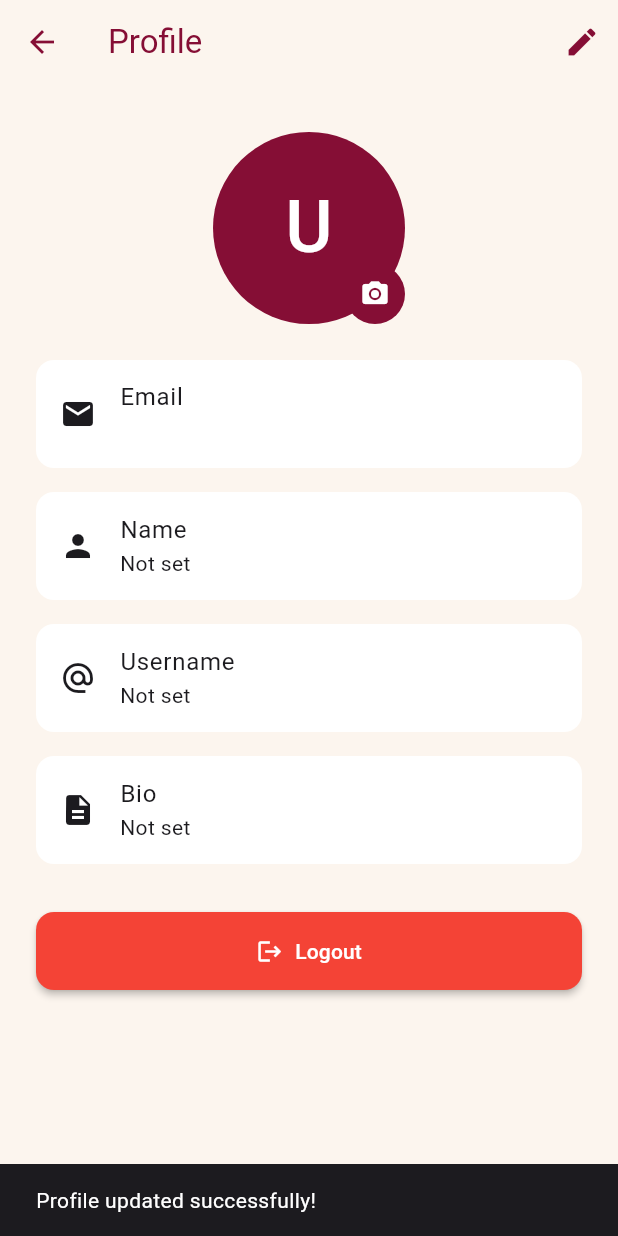
After one commit to nathanlobo/linkhub, a Flutter app: the ProfileScreen screen opened directly, after a tap on the "edit" icon, after a tap on "Save", on a phone screen of 412 x 824 dp. The commit adds this screen. Run offline on Flutter 3.47's test engine with Material 3 defaults, Android fonts, the phone set to English and light mode, and no system bars; our stand-ins replace cached_network_image, cloud_firestore, firebase_auth, firebase_core, firebase_storage, flutter_riverpod and 2 more; missing offline and left inert: receive_sharing_intent; accounts and stored records are empty; network calls fail; statements that could not run were skipped.

Commit message:
added profile tab but Add profile photo not working

```diff
--- /dev/null
+++ b/lib/features/profile/profile_screen.dart
@@ -0,0 +1,348 @@
+import 'dart:io';
+import 'package:flutter/material.dart';
+import 'package:flutter_riverpod/flutter_riverpod.dart';
+import 'package:image_picker/image_picker.dart';
+import 'package:firebase_storage/firebase_storage.dart';
+import '../auth/auth_controller.dart';
+import '../shared/providers/firestore_providers.dart';
+
+class ProfileScreen extends ConsumerStatefulWidget {
+  const ProfileScreen({super.key});
+
+  @override
+  ConsumerState<ProfileScreen> createState() => _ProfileScreenState();
+}
+
+class _ProfileScreenState extends ConsumerState<ProfileScreen> {
+  final _nameController = TextEditingController();
+  final _usernameController = TextEditingController();
+  final _bioController = TextEditingController();
+  bool _isEditing = false;
+  bool _isUploading = false;
+
+  @override
+  void dispose() {
+    _nameController.dispose();
+    _usernameController.dispose();
+    _bioController.dispose();
+    super.dispose();
+  }
+
+  Future<void> _pickAndUploadImage() async {
+    final user = ref.read(authStateProvider).value;
+    if (user == null) return;
+
+    try {
+      final picker = ImagePicker();
+      final image = await picker.pickImage(
+        source: ImageSource.gallery,
+        maxWidth: 512,
+        maxHeight: 512,
+        imageQuality: 75,
+      );
+
+      if (image == null) return;
+
+      setState(() => _isUploading = true);
+
+      // Upload to Firebase Storage
+      final storageRef = FirebaseStorage.instance
+          .ref()
+          .child('profile_images')
+          .child('${user.uid}.jpg');
+
+      await storageRef.putFile(File(image.path));
+      final imageUrl = await storageRef.getDownloadURL();
+
+      // Update Firestore
+      await ref.read(firestoreServiceProvider).updateUserProfile(
+            user.uid,
+            profileImageUrl: imageUrl,
+          );
+
+      if (mounted) {
+        ScaffoldMessenger.of(context).showSnackBar(
+          const SnackBar(content: Text('Profile picture updated!')),
+        );
+      }
+    } catch (e) {
+      if (mounted) {
+        ScaffoldMessenger.of(context).showSnackBar(
+          SnackBar(content: Text('Error uploading image: $e')),
+        );
+      }
+    } finally {
+      if (mounted) {
+        setState(() => _isUploading = false);
+      }
+    }
+  }
+
+  Future<void> _saveProfile() async {
+    final user = ref.read(authStateProvider).value;
+    if (user == null) return;
+
+    try {
+      await ref.read(firestoreServiceProvider).updateUserProfile(
+            user.uid,
+            name: _nameController.text.trim(),
+            username: _usernameController.text.trim(),
+            bio: _bioController.text.trim(),
+          );
+
+      setState(() => _isEditing = false);
+
+      if (mounted) {
+        ScaffoldMessenger.of(context).showSnackBar(
+          const SnackBar(content: Text('Profile updated successfully!')),
+        );
+      }
+    } catch (e) {
+      if (mounted) {
+        ScaffoldMessenger.of(context).showSnackBar(
+          SnackBar(content: Text('Error updating profile: $e')),
+        );
+      }
+    }
+  }
+
+  void _showLogoutDialog() {
+    showDialog(
+      context: context,
+      builder: (context) => AlertDialog(
+        title: const Text('Logout'),
+        content: const Text('Are you sure you want to logout?'),
+        actions: [
+          TextButton(
+            onPressed: () => Navigator.pop(context),
+            child: const Text('Cancel'),
+          ),
+          TextButton(
+            onPressed: () {
+              Navigator.pop(context);
+              ref.read(authControllerProvider.notifier).signOut();
+            },
+            style: TextButton.styleFrom(foregroundColor: Colors.red),
+            child: const Text('Logout'),
+          ),
+        ],
+      ),
+    );
+  }
+
+  @override
+  Widget build(BuildContext context) {
+    final user = ref.watch(authStateProvider).value;
+
+    if (user == null) {
+      return const Scaffold(
+        body: Center(child: Text('Not logged in')),
+      );
+    }
+
+    return Scaffold(
+      appBar: AppBar(
+        title: const Text('Profile'),
+        actions: [
+          if (!_isEditing)
+            IconButton(
+              icon: const Icon(Icons.edit),
+              onPressed: () => setState(() => _isEditing = true),
+            )
+          else
+            TextButton(
+              onPressed: _saveProfile,
+              child: const Text('Save'),
+            ),
+        ],
+      ),
+      body: StreamBuilder<Map<String, dynamic>>(
+        stream: ref.read(firestoreServiceProvider).getUserProfileStream(user.uid),
+        builder: (context, snapshot) {
+          if (snapshot.connectionState == ConnectionState.waiting) {
+            return const Center(child: CircularProgressIndicator());
+          }
+
+          final profile = snapshot.data ?? {};
+          final name = profile['name'] ?? '';
+          final username = profile['username'] ?? '';
+          final bio = profile['bio'] ?? '';
+          final profileImageUrl = profile['profileImageUrl'];
+
+          // Initialize controllers when not editing
+          if (!_isEditing) {
+            _nameController.text = name;
+            _usernameController.text = username;
+            _bioController.text = bio;
+          }
+
+          return SingleChildScrollView(
+            child: Column(
+              children: [
+                const SizedBox(height: 32),
+                // Profile Picture
+                Stack(
+                  children: [
+                    CircleAvatar(
+                      radius: 64,
+                      backgroundColor: Theme.of(context).colorScheme.primary,
+                      backgroundImage: profileImageUrl != null
+                          ? NetworkImage(profileImageUrl)
+                          : null,
+                      child: profileImageUrl == null
+                          ? Text(
+                              name.isNotEmpty ? name[0].toUpperCase() : 'U',
+                              style: const TextStyle(fontSize: 48, color: Colors.white),
+                            )
+                          : null,
+                    ),
+                    if (_isUploading)
+                      Positioned.fill(
+                        child: Container(
+                          decoration: BoxDecoration(
+                            color: Colors.black54,
+                            shape: BoxShape.circle,
+                          ),
+                          child: const Center(
+                            child: CircularProgressIndicator(color: Colors.white),
+                          ),
+                        ),
+                      ),
+                    Positioned(
+                      bottom: 0,
+                      right: 0,
+                      child: CircleAvatar(
+                        backgroundColor: Theme.of(context).colorScheme.primary,
+                        child: IconButton(
+                          icon: const Icon(Icons.camera_alt, color: Colors.white, size: 20),
+                          onPressed: _isUploading ? null : _pickAndUploadImage,
+                        ),
+                      ),
+                    ),
+                  ],
+                ),
+                const SizedBox(height: 24),
+
+                // Email (read-only)
+                Padding(
+                  padding: const EdgeInsets.symmetric(horizontal: 24),
+                  child: ListTile(
+                    leading: const Icon(Icons.email),
+                    title: const Text('Email'),
+                    subtitle: Text(user.email ?? 'No email'),
+                    tileColor: Theme.of(context).colorScheme.surfaceContainerHighest,
+                    shape: RoundedRectangleBorder(
+                      borderRadius: BorderRadius.circular(12),
+                    ),
+                  ),
+                ),
+                const SizedBox(height: 16),
+
+                // Name
+                Padding(
+                  padding: const EdgeInsets.symmetric(horizontal: 24),
+                  child: _isEditing
+                      ? TextField(
+                          controller: _nameController,
+                          decoration: InputDecoration(
+                            labelText: 'Name',
+                            prefixIcon: const Icon(Icons.person),
+                            border: OutlineInputBorder(
+                              borderRadius: BorderRadius.circular(12),
+                            ),
+                          ),
+                        )
+                      : ListTile(
+                          leading: const Icon(Icons.person),
+                          title: const Text('Name'),
+                          subtitle: Text(name.isEmpty ? 'Not set' : name),
+                          tileColor: Theme.of(context).colorScheme.surfaceContainerHighest,
+                          shape: RoundedRectangleBorder(
+                            borderRadius: BorderRadius.circular(12),
+                          ),
+                        ),
+                ),
+                const SizedBox(height: 16),
+
+                // Username
+                Padding(
+                  padding: const EdgeInsets.symmetric(horizontal: 24),
+                  child: _isEditing
+                      ? TextField(
+                          controller: _usernameController,
+                          decoration: InputDecoration(
+                            labelText: 'Username',
+                            prefixIcon: const Icon(Icons.alternate_email),
+                            border: OutlineInputBorder(
+                              borderRadius: BorderRadius.circular(12),
+                            ),
+                          ),
+                        )
+                      : ListTile(
+                          leading: const Icon(Icons.alternate_email),
+                          title: const Text('Username'),
+                          subtitle: Text(username.isEmpty ? 'Not set' : username),
+                          tileColor: Theme.of(context).colorScheme.surfaceContainerHighest,
+                          shape: RoundedRectangleBorder(
+                            borderRadius: BorderRadius.circular(12),
+                          ),
+                        ),
+                ),
+                const SizedBox(height: 16),
+
+                // Bio
+                Padding(
+                  padding: const EdgeInsets.symmetric(horizontal: 24),
+                  child: _isEditing
+                      ? TextField(
+                          controller: _bioController,
+                          decoration: InputDecoration(
+                            labelText: 'Bio',
+                            prefixIcon: const Icon(Icons.description),
+                            border: OutlineInputBorder(
+                              borderRadius: BorderRadius.circular(12),
+                            ),
+                          ),
+                          maxLines: 3,
+                        )
+                      : ListTile(
+                          leading: const Icon(Icons.description),
+                          title: const Text('Bio'),
+                          subtitle: Text(bio.isEmpty ? 'Not set' : bio),
+                          tileColor: Theme.of(context).colorScheme.surfaceContainerHighest,
+                          shape: RoundedRectangleBorder(
+                            borderRadius: BorderRadius.circular(12),
+                          ),
+                        ),
+                ),
+                const SizedBox(height: 32),
+
+                // Logout Button
+                Padding(
+                  padding: const EdgeInsets.symmetric(horizontal: 24),
+                  child: SizedBox(
+                    width: double.infinity,
+                    child: ElevatedButton.icon(
+                      onPressed: _showLogoutDialog,
+                      icon: const Icon(Icons.logout),
+                      label: const Text('Logout'),
+                      style: ElevatedButton.styleFrom(
+                        backgroundColor: Colors.red,
+                        foregroundColor: Colors.white,
+                        padding: const EdgeInsets.symmetric(vertical: 16),
+                        shape: RoundedRectangleBorder(
+                          borderRadius: BorderRadius.circular(12),
+                        ),
+                      ),
+                    ),
+                  ),
+                ),
+                const SizedBox(height: 32),
+              ],
+            ),
+          );
+        },
+      ),
+    );
+  }
+}
--- /dev/null
+++ b/lib/features/shared/models/user_profile.dart
@@ -0,0 +1,69 @@
+import 'package:cloud_firestore/cloud_firestore.dart';
+
+/// Represents a user's profile information
+class UserProfile {
+  final String uid;
+  final String name;
+  final String username;
+  final String bio;
+  final String? profileImageUrl;
+  final DateTime createdAt;
+  final DateTime updatedAt;
+
+  UserProfile({
+    required this.uid,
+    required this.name,
+    required this.username,
+    required this.bio,
+    this.profileImageUrl,
+    required this.createdAt,
+    required this.updatedAt,
+  });
+
+  /// Create UserProfile from Firestore document
+  factory UserProfile.fromFirestore(DocumentSnapshot doc) {
+    final data = doc.data() as Map<String, dynamic>;
+    return UserProfile(
+      uid: doc.id,
+      name: data['name'] ?? '',
+      username: data['username'] ?? '',
+      bio: data['bio'] ?? '',
+      profileImageUrl: data['profileImageUrl'],
+      createdAt: (data['createdAt'] as Timestamp?)?.toDate() ?? DateTime.now(),
+      updatedAt: (data['updatedAt'] as Timestamp?)?.toDate() ?? DateTime.now(),
+    );
+  }
+
+  /// Convert UserProfile to Firestore map
+  Map<String, dynamic> toFirestore() {
+    return {
+      'name': name,
+      'username': username,
+      'bio': bio,
+      'profileImageUrl': profileImageUrl,
+      'createdAt': Timestamp.fromDate(createdAt),
+      'updatedAt': Timestamp.fromDate(updatedAt),
+    };
+  }
+
+  /// Create a copy with updated fields
+  UserProfile copyWith({
+    String? uid,
+    String? name,
+    String? username,
+    String? bio,
+    String? profileImageUrl,
+    DateTime? createdAt,
+    DateTime? updatedAt,
+  }) {
+    return UserProfile(
+      uid: uid ?? this.uid,
+      name: name ?? this.name,
+      username: username ?? this.username,
+      bio: bio ?? this.bio,
+      profileImageUrl: profileImageUrl ?? this.profileImageUrl,
+      createdAt: createdAt ?? this.createdAt,
+      updatedAt: updatedAt ?? this.updatedAt,
+    );
+  }
+}
--- a/lib/features/shared/services/firestore_service.dart
+++ b/lib/features/shared/services/firestore_service.dart
@@ -25,24 +25,34 @@ class FirestoreService {
 
   /// Stream of user's favorite links
   Stream<List<LinkItem>> getFavoriteLinks(String userId) {
+    // Avoid requiring a composite index by removing server-side orderBy.
+    // We sort client-side by createdAt descending after fetching favorites.
     return _userLinksCollection(userId)
         .where('favorite', isEqualTo: true)
-        .orderBy('createdAt', descending: true)
         .snapshots()
-        .map((snapshot) => snapshot.docs
-            .map((doc) => LinkItem.fromFirestore(doc))
-            .toList());
+        .map((snapshot) {
+          final items = snapshot.docs
+              .map((doc) => LinkItem.fromFirestore(doc))
+              .toList();
+          items.sort((a, b) => b.createdAt.compareTo(a.createdAt));
+          return items;
+        });
   }
 
   /// Stream of links by category
   Stream<List<LinkItem>> getLinksByCategory(String userId, String categoryId) {
+    // Avoid requiring a composite index by removing server-side orderBy.
+    // We sort client-side by createdAt descending after filtering by category.
     return _userLinksCollection(userId)
         .where('categoryId', isEqualTo: categoryId)
-        .orderBy('createdAt', descending: true)
         .snapshots()
-        .map((snapshot) => snapshot.docs
-            .map((doc) => LinkItem.fromFirestore(doc))
-            .toList());
+        .map((snapshot) {
+          final items = snapshot.docs
+              .map((doc) => LinkItem.fromFirestore(doc))
+              .toList();
+          items.sort((a, b) => b.createdAt.compareTo(a.createdAt));
+          return items;
+        });
   }
 
   /// Add a new link
@@ -135,4 +145,65 @@ class FirestoreService {
         .snapshots()
         .map((doc) => doc.data()?['notepad'] ?? '');
   }
+
+  // ====== User Profile ======
+
+  /// Get user profile
+  Future<Map<String, dynamic>> getUserProfile(String userId) async {
+    final doc = await _firestore.collection('users').doc(userId).get();
+    if (!doc.exists) {
+      return {
+        'name': '',
+        'username': '',
+        'bio': '',
+        'profileImageUrl': null,
+        'createdAt': Timestamp.now(),
+        'updatedAt': Timestamp.now(),
+      };
+    }
+    return doc.data() ?? {};
+  }
+
+  /// Update user profile
+  Future<void> updateUserProfile(String userId, {
+    String? name,
+    String? username,
+    String? bio,
+    String? profileImageUrl,
+  }) async {
+    final updates = <String, dynamic>{
+      'updatedAt': Timestamp.now(),
+    };
+
+    if (name != null) updates['name'] = name;
+    if (username != null) updates['username'] = username;
+    if (bio != null) updates['bio'] = bio;
+    if (profileImageUrl != null) updates['profileImageUrl'] = profileImageUrl;
+
+    await _firestore.collection('users').doc(userId).set(
+      updates,
+      SetOptions(merge: true),
+    );
+  }
+
+  /// Stream of user profile
+  Stream<Map<String, dynamic>> getUserProfileStream(String userId) {
+    return _firestore
+        .collection('users')
+        .doc(userId)
+        .snapshots()
+        .map((doc) {
+          if (!doc.exists) {
+            return {
+              'name': '',
+              'username': '',
+              'bio': '',
+              'profileImageUrl': null,
+              'createdAt': Timestamp.now(),
+              'updatedAt': Timestamp.now(),
+            };
+          }
+          return doc.data() ?? {};
+        });
+  }
 }
--- a/pubspec.yaml
+++ b/pubspec.yaml
@@ -37,12 +37,14 @@ dependencies:
   firebase_core: ^4.2.1
   firebase_auth: ^6.1.2
   cloud_firestore: ^6.1.0
+  firebase_storage: ^13.0.4
   flutter_riverpod: ^3.0.3
   http: ^1.6.0
   url_launcher: ^6.3.2
   cached_network_image: ^3.4.1
   flutter_slidable: ^4.0.3
   receive_sharing_intent: ^1.8.1
+  image_picker: ^1.1.2
 
 dev_dependencies:
   flutter_test:
```
Also changed, not shown: lib/features/home/main_screen.dart (+12 -56 lines), pubspec.lock, 6 other files.
